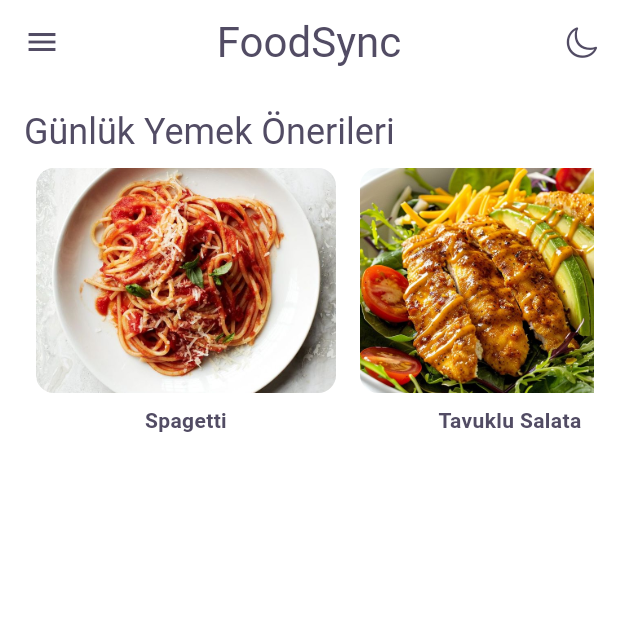
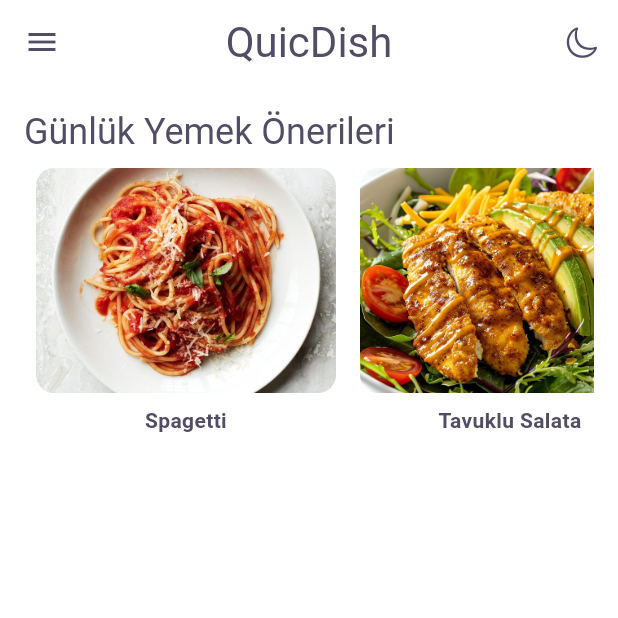
Before and after one commit to erenturhan1/E-Proje, a Flutter app: the HomeScreen screen opened by its route, on a phone screen of 412 x 824 dp, the top half of it. Run offline on Flutter 3.47's test engine with Material 3 defaults, Android fonts, the phone set to English and light mode, and no system bars; our stand-ins replace go_router, google_fonts, lottie; missing offline and left inert: dotlottie_loader.

Commit message:
home_screen.dart

```diff
--- a/lib/screens/home_screen.dart
+++ b/lib/screens/home_screen.dart
@@ -15,7 +15,7 @@ class HomeScreen extends StatelessWidget {
     return Scaffold(
       appBar: AppBar(
         title:
-            Text('FoodSync', style: Theme.of(context).textTheme.headlineMedium),
+            Text('QuicDish', style: Theme.of(context).textTheme.headlineMedium),
         centerTitle: true,
         actions: [
           IconButton(
```
